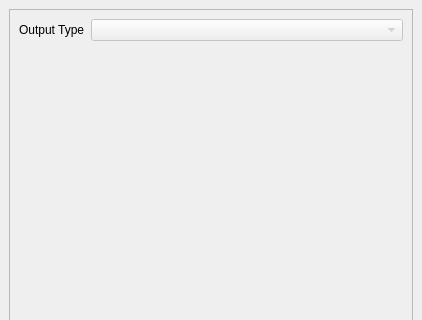
This is svir/ui/ui_viewer_dock.ui in gem/oq-irmt-qgis as Qt 5 draws it before an edit; both pictures show x 0 to 422 and y 0 to 320 of the 422 by 657 pixel window. The edited form follows.
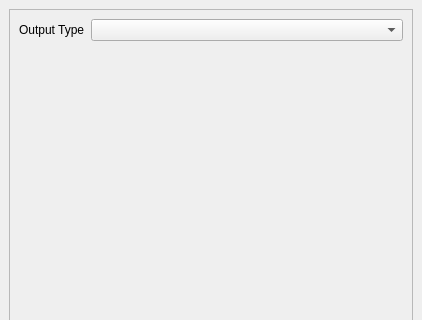
This is the edited form. Icons and pictures are not drawn.

Commit message:
Revert "Keep output type selector in viewer dock always disabled"
This reverts commit 70085bcae46bfe348f7b8a5189eeb531bb1af585.

The edit to the form file:
```diff
--- a/svir/ui/ui_viewer_dock.ui
+++ b/svir/ui/ui_viewer_dock.ui
@@ -36,7 +36,7 @@
          <x>0</x>
          <y>0</y>
          <width>402</width>
-         <height>618</height>
+         <height>612</height>
         </rect>
        </property>
        <layout class="QVBoxLayout" name="verticalLayout_3">
@@ -64,11 +64,7 @@
              </widget>
             </item>
             <item row="0" column="1">
-             <widget class="QComboBox" name="output_type_cbx">
-              <property name="enabled">
-               <bool>false</bool>
-              </property>
-             </widget>
+             <widget class="QComboBox" name="output_type_cbx"/>
             </item>
            </layout>
           </item>
```
The commit also changes 1 other file.
